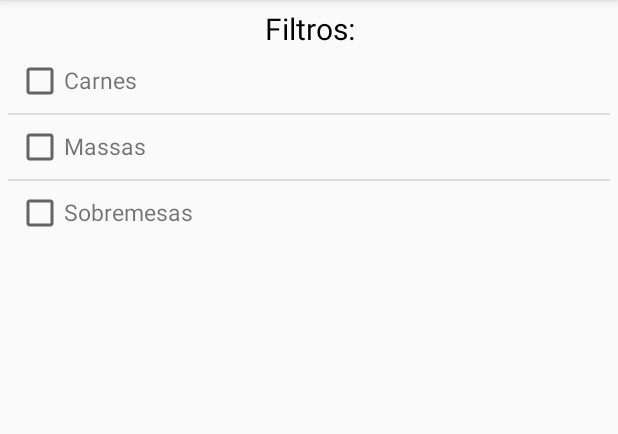
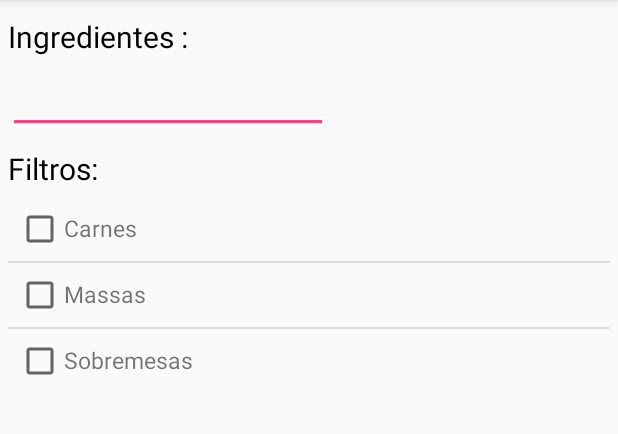
Before and after one commit to LucasAurelio/livro-de-receitas, an Android app: the fragment SearchFragment shown on its own in the app's theme, on a phone screen of 412 x 824 dp, the part 84-518 px from its top. Run offline under Robolectric (Android 15) with nearby library versions, the phone set to English and light mode, and no system bars.

Commit message:
Adicionando campo de ingrediente

```diff
--- a/app/src/main/java/com/projetoes/livrodereceitas/fragments/SearchFragment.java
+++ b/app/src/main/java/com/projetoes/livrodereceitas/fragments/SearchFragment.java
@@ -6,8 +6,13 @@ import android.support.v4.app.Fragment;
 import android.view.LayoutInflater;
 import android.view.View;
 import android.view.ViewGroup;
+import android.widget.AdapterView;
+import android.widget.ArrayAdapter;
+import android.widget.AutoCompleteTextView;
 import android.widget.ListAdapter;
 import android.widget.ListView;
+import android.widget.Spinner;
+import android.widget.Toast;
 
 import com.projetoes.livrodereceitas.CheckboxListViewAdapter;
 import com.projetoes.livrodereceitas.R;
@@ -58,13 +63,41 @@ public class SearchFragment extends Fragment {
         // Inflate the layout for this fragment
         View view = inflater.inflate(R.layout.fragment_search, container, false);
 
-        List listFilter = new ArrayList();
-        listFilter.add("Carnes");
-        listFilter.add("Massas");
-        listFilter.add("Sobremesas");
+        //Dados para teste
+        List filterList = new ArrayList();
+        filterList.add("Carnes");
+        filterList.add("Massas");
+        filterList.add("Sobremesas");
 
         ListView checkboxListView = (ListView) view.findViewById(R.id.filter_list);
-        checkboxListView.setAdapter(new CheckboxListViewAdapter(getActivity(),listFilter));
+        checkboxListView.setAdapter(new CheckboxListViewAdapter(getActivity(),filterList));
+
+
+        //dados para teste
+        List ingredientList = new ArrayList();
+        ingredientList.add("Farinha");
+        ingredientList.add("Arroz");
+        ingredientList.add("Chocolate");
+        ingredientList.add("Milho");
+        ingredientList.add("Ovo");
+        ingredientList.add("Feijão");
+        ingredientList.add("Filé");
+        ingredientList.add("Castanha");
+
+
+        //Creating the instance of ArrayAdapter containing list of language names
+        ArrayAdapter<String> adapter = new ArrayAdapter<String> (getContext(),android.R.layout.select_dialog_item,ingredientList);
+        //Getting the instance of AutoCompleteTextView
+        AutoCompleteTextView actv= (AutoCompleteTextView)view.findViewById(R.id.auto_complete_ingredient);
+        actv.setThreshold(1);//will start working from first character
+        actv.setAdapter(adapter);//setting the adapter data into the AutoCompleteTextView
+
+        actv.setOnItemClickListener(new AdapterView.OnItemClickListener() {
+            @Override
+            public void onItemClick(AdapterView<?> parent, View view, int position, long id) {
+                Toast.makeText(getContext(), "Item selecionado", Toast.LENGTH_LONG).show();
+            }
+        });
 
         return view;
 
--- a/app/src/main/res/layout/fragment_search.xml
+++ b/app/src/main/res/layout/fragment_search.xml
@@ -3,20 +3,63 @@
     android:layout_width="match_parent"
     android:layout_height="match_parent"
     tools:context="com.projetoes.livrodereceitas.fragments.SearchFragment"
-    android:padding="5dp">
+    android:padding="5dp"
+    android:windowSoftInputMode="adjustResize|stateHidden">
+
+    <RelativeLayout
+        android:layout_width="match_parent"
+        android:layout_height="match_parent">
+
+        <!-- Quando campo de ingredientes tá em baixo na
+        hora de pesquisar o menu fica em cima -->
+
+        <RelativeLayout
+            android:layout_width="match_parent"
+            android:layout_height="wrap_content"
+            android:layout_marginTop="5dp"
+            android:id="@+id/ingredient_layout">
+
+            <TextView
+                android:id="@+id/text_ingredient"
+                android:layout_width="match_parent"
+                android:layout_height="wrap_content"
+                android:text="Ingredientes :"
+                android:textSize="20dp"
+                android:textColor="@android:color/black"
+                android:layout_marginBottom="5dp"
+                />
+
+            <AutoCompleteTextView
+                android:id="@+id/auto_complete_ingredient"
+                android:layout_width="wrap_content"
+                android:layout_height="wrap_content"
+                android:layout_alignParentLeft="true"
+                android:layout_below="@+id/text_ingredient"
+                android:ems="10"
+                android:text="">
+
+            </AutoCompleteTextView>
+
+
+        </RelativeLayout>
+
 
         <LinearLayout
+            android:id="@+id/filter_layout"
             android:layout_width="match_parent"
             android:layout_height="wrap_content"
-        android:orientation="vertical">
+            android:orientation="vertical"
+            android:layout_below="@+id/ingredient_layout"
+            android:layout_marginTop="10dp"
+            >
 
             <TextView
                 android:layout_width="match_parent"
                 android:layout_height="wrap_content"
                 android:text="Filtros:"
                 android:textSize="20dp"
-            android:textAlignment="center"
-            android:textColor="@android:color/black"/>
+                android:textColor="@android:color/black"
+                android:layout_marginBottom="5dp"/>
 
             <ListView
                 android:layout_width="match_parent"
@@ -28,4 +71,6 @@
 
 
 
+    </RelativeLayout>
+
 </FrameLayout>
```
Lines whose indentation alone changed are shown as unchanged.
